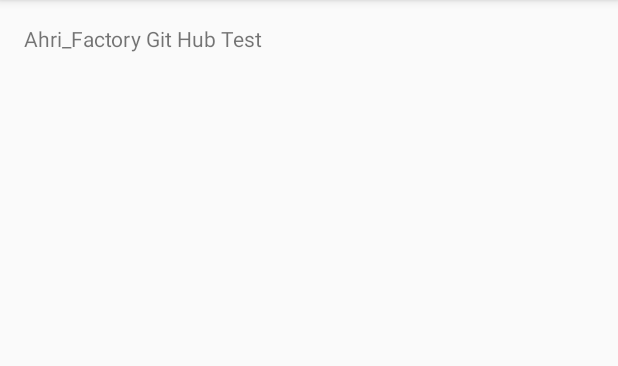
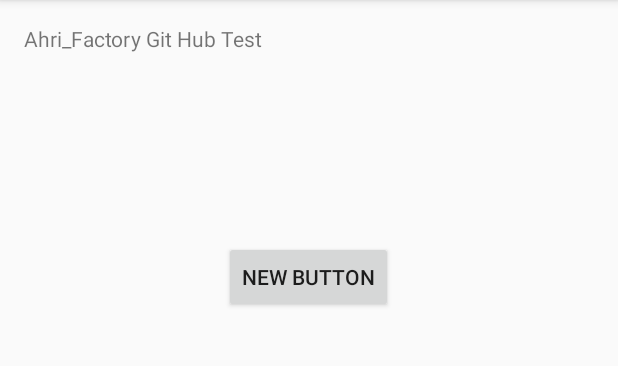
Before and after one commit to UlnamSong/SSU_AndroidApplicationProject, an Android app: the screen it shows after launch (MainActivity), on a phone screen of 412 x 824 dp, the part 84-450 px from its top. Run offline under Robolectric (Android 15) with nearby library versions, the phone set to English and light mode, and no system bars.

Commit message:
Test2
Test2

```diff
--- a/AndroidProject/app/src/main/res/layout/activity_main.xml
+++ b/AndroidProject/app/src/main/res/layout/activity_main.xml
@@ -7,5 +7,15 @@
     android:paddingBottom="@dimen/activity_vertical_margin" tools:context=".MainActivity">
 
     <TextView android:text="Ahri_Factory Git Hub Test" android:layout_width="wrap_content"
-        android:layout_height="wrap_content" />
+        android:layout_height="wrap_content"
+        android:id="@+id/textView" />
+
+    <Button
+        android:layout_width="wrap_content"
+        android:layout_height="wrap_content"
+        android:text="New Button"
+        android:id="@+id/button"
+        android:layout_below="@+id/textView"
+        android:layout_centerHorizontal="true"
+        android:layout_marginTop="125dp" />
 </RelativeLayout>
```
